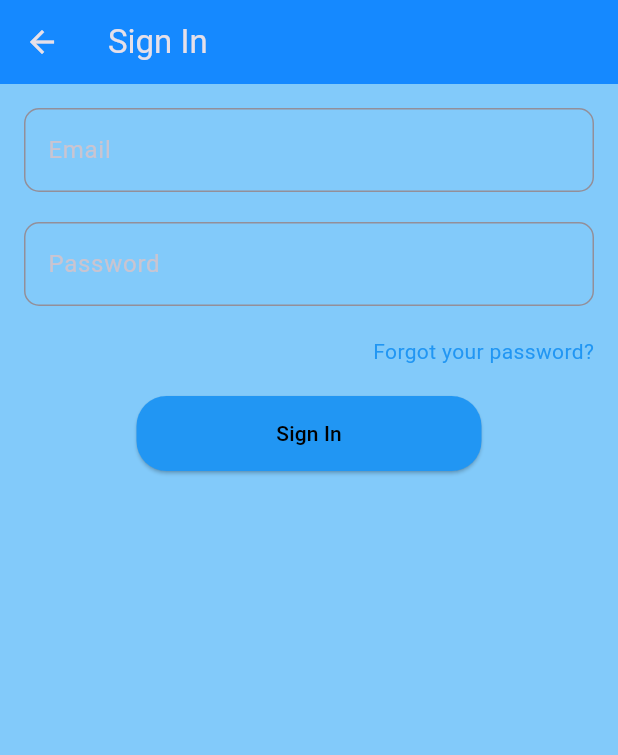
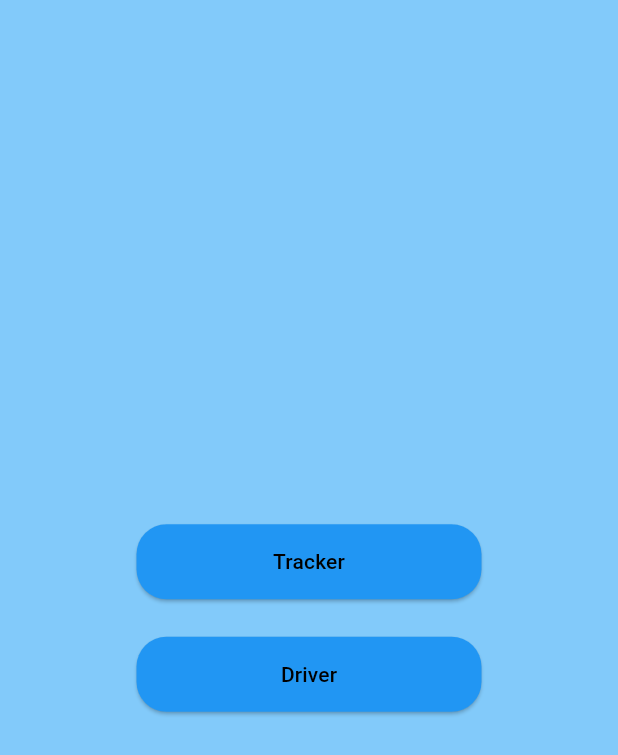
Before and after one commit to IslamAboElqasem/VSD, a Flutter app: the SignInViewBody screen opened directly, after a tap on "Sign In", on a phone screen of 412 x 824 dp. Shown: the top 755 px of the screen. Run offline on Flutter 3.47's test engine with Material 3 defaults, Android fonts, the phone set to English and light mode, and no system bars; our stand-ins replace cloud_firestore, firebase_auth, firebase_core, flutter_bloc; accounts and stored records are empty.

Commit message:
createb tracker or driver screen that allow user to choose he can will be

```diff
--- a/vigilsafedriversystem/lib/Features/Sign_In/presentation/views/widgets/sign_in_view_body.dart
+++ b/vigilsafedriversystem/lib/Features/Sign_In/presentation/views/widgets/sign_in_view_body.dart
@@ -1,5 +1,6 @@
 import 'package:flutter/material.dart';
 import 'package:vigilsafedriversystem/Features/Sign_In/presentation/views/forget_password_view.dart';
+import 'package:vigilsafedriversystem/Features/Sign_In/presentation/views/widgets/tracker_or_driver.dart';
 
 class SignInViewBody extends StatelessWidget {
   SignInViewBody({super.key});
@@ -59,7 +60,13 @@ class SignInViewBody extends StatelessWidget {
                     width: 230,
                     height: 50,
                     child: ElevatedButton(
-                      onPressed: () {},
+                      onPressed: () {
+                        Navigator.push(
+                            context,
+                            MaterialPageRoute(
+                              builder: (context) => const TrackerOrDriverView(),
+                            ));
+                      },
                       style: ElevatedButton.styleFrom(
                         foregroundColor: Colors.black,
                         backgroundColor: Colors.blue,
--- /dev/null
+++ b/vigilsafedriversystem/lib/Features/Sign_In/presentation/views/widgets/tracker_or_driver.dart
@@ -0,0 +1,46 @@
+import 'package:flutter/material.dart';
+
+class TrackerOrDriverView extends StatelessWidget {
+  const TrackerOrDriverView({super.key});
+
+  @override
+  Widget build(BuildContext context) {
+    return Scaffold(
+      body: Center(
+        child: Column(
+          mainAxisAlignment: MainAxisAlignment.center,
+          children: [
+            SizedBox(
+              width: 230,
+              height: 50,
+              child: ElevatedButton(
+                onPressed: () {},
+                style: ElevatedButton.styleFrom(
+                    foregroundColor: Colors.black,
+                    backgroundColor: Colors.blue,
+                    shape: const RoundedRectangleBorder(
+                        borderRadius: BorderRadius.all(Radius.circular(20)))),
+                child: const Text('Tracker'),
+              ),
+            ),
+            const SizedBox(height: 25),
+            SizedBox(
+              width: 230,
+              height: 50,
+              child: ElevatedButton(
+                onPressed: () {},
+                style: ElevatedButton.styleFrom(
+                  foregroundColor: Colors.black,
+                  backgroundColor: Colors.blue,
+                  shape: const RoundedRectangleBorder(
+                      borderRadius: BorderRadius.all(Radius.circular(20))),
+                ),
+                child: const Text('Driver'),
+              ),
+            ),
+          ],
+        ),
+      ),
+    );
+  }
+}
--- a/vigilsafedriversystem/lib/Features/Sign_Up/presentation/views/widgets/sign_up_view_body.dart
+++ b/vigilsafedriversystem/lib/Features/Sign_Up/presentation/views/widgets/sign_up_view_body.dart
@@ -45,7 +45,7 @@ class _SignUpViewBodyState extends State<SignUpViewBody> {
         return Scaffold(
           appBar: AppBar(
             backgroundColor: const Color(0xFF1589FF),
-            title: const Text('Sign In'),
+            title: const Text('Sign Up'),
           ),
           body: SingleChildScrollView(
             child: Padding(
```
